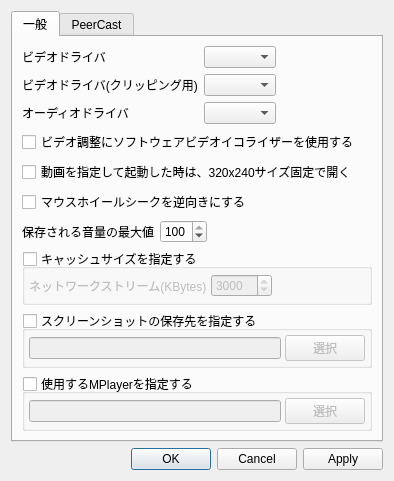
Qt form src/configdialog.ui (nelkana/PurePlayer_As) before a commit.
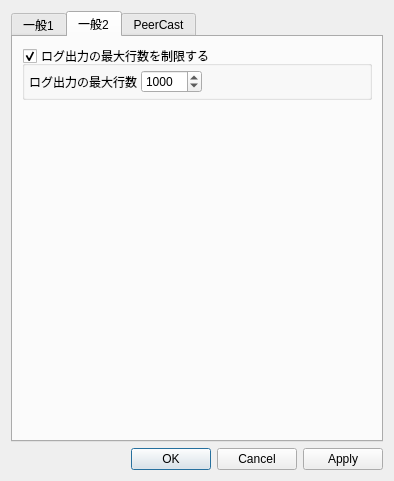
The same form after that commit. The open tabs and pages were chosen to show the change. Custom widgets are drawn as their Qt base class.

Commit message:
ログ出力関連修正
・ログ出力の最大行数設定機能追加
・ログウィンドウに「ステータス行表示」オブション追加

Diff of the .ui file:
```diff
--- a/src/configdialog.ui
+++ b/src/configdialog.ui
@@ -7,7 +7,7 @@
     <x>0</x>
     <y>0</y>
     <width>394</width>
-    <height>455</height>
+    <height>469</height>
    </rect>
   </property>
   <property name="windowTitle">
@@ -24,7 +24,7 @@
      </property>
      <widget class="QWidget" name="tab">
       <attribute name="title">
-       <string>一般</string>
+       <string>一般1</string>
       </attribute>
       <layout class="QVBoxLayout" name="verticalLayout">
        <item>
@@ -347,6 +347,87 @@
        </item>
       </layout>
      </widget>
+     <widget class="QWidget" name="tab_3">
+      <attribute name="title">
+       <string>一般2</string>
+      </attribute>
+      <layout class="QVBoxLayout" name="verticalLayout_4">
+       <item>
+        <widget class="QGroupBox" name="_groupBoxLimitLogLine">
+         <property name="toolTip">
+          <string>無効の場合は、ログウィンドウの最大行数が無制限になります。
+保持されるログ出力が多くなるほどメモリを多く消費します。</string>
+         </property>
+         <property name="title">
+          <string>ログ出力の最大行数を制限する</string>
+         </property>
+         <property name="checkable">
+          <bool>true</bool>
+         </property>
+         <layout class="QHBoxLayout" name="horizontalLayout_8">
+          <property name="spacing">
+           <number>4</number>
+          </property>
+          <property name="margin">
+           <number>4</number>
+          </property>
+          <item>
+           <widget class="QLabel" name="_label_6">
+            <property name="text">
+             <string>ログ出力の最大行数</string>
+            </property>
+           </widget>
+          </item>
+          <item>
+           <widget class="CommonSpinBox" name="_spinBoxLimitLogLine">
+            <property name="focusPolicy">
+             <enum>Qt::ClickFocus</enum>
+            </property>
+            <property name="minimum">
+             <number>100</number>
+            </property>
+            <property name="maximum">
+             <number>50000</number>
+            </property>
+            <property name="singleStep">
+             <number>10</number>
+            </property>
+            <property name="value">
+             <number>1000</number>
+            </property>
+           </widget>
+          </item>
+          <item>
+           <spacer name="horizontalSpacer_4">
+            <property name="orientation">
+             <enum>Qt::Horizontal</enum>
+            </property>
+            <property name="sizeHint" stdset="0">
+             <size>
+              <width>40</width>
+              <height>20</height>
+             </size>
+            </property>
+           </spacer>
+          </item>
+         </layout>
+        </widget>
+       </item>
+       <item>
+        <spacer name="verticalSpacer_3">
+         <property name="orientation">
+          <enum>Qt::Vertical</enum>
+         </property>
+         <property name="sizeHint" stdset="0">
+          <size>
+           <width>20</width>
+           <height>40</height>
+          </size>
+         </property>
+        </spacer>
+       </item>
+      </layout>
+     </widget>
      <widget class="QWidget" name="tab_2">
       <attribute name="title">
        <string>PeerCast</string>
```
Left out of the diff: 5 changed lines with no effect on the pictures. The commit also changes 9 other files.
